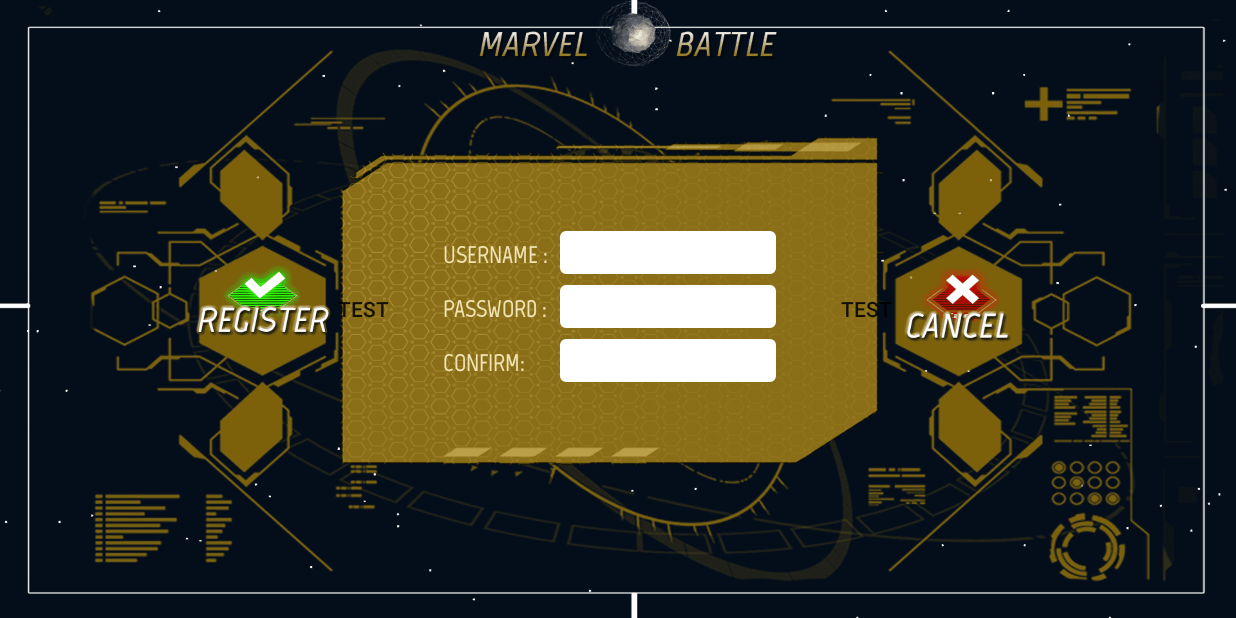
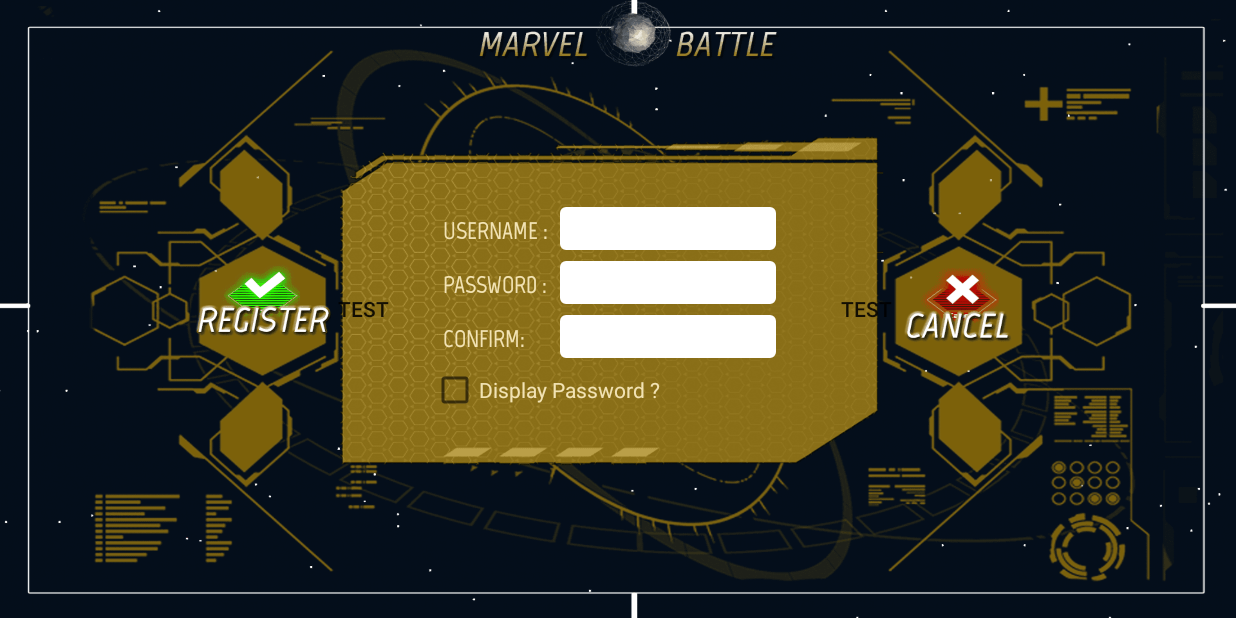
Before and after one commit to LarryShi/COMP7506SmartPhoneApp, an Android app: the RegistrationActivity screen opened directly, with no data from a screen before it, on a phone screen of 824 x 412 dp (held sideways). Run offline under Robolectric (Android 15) with nearby library versions, the phone set to English and light mode, and no system bars.

Commit message:
密码明密文转换等
密码明密文转换等

```diff
--- a/MyApplication_V1/app/src/main/java/mangoabliu/finalproject/MainGameActivity.java
+++ b/MyApplication_V1/app/src/main/java/mangoabliu/finalproject/MainGameActivity.java
@@ -191,7 +191,7 @@
         @Override
         public void onClick(View v) {
 
-            UserProfileAlertView dialog = new UserProfileAlertView(MainGameActivity.this);
+            UserProfileAlertView dialog = new UserProfileAlertView(MainGameActivity.this,R.style.DialogTranslucent);
             dialog.show();
 
         }
--- a/MyApplication_V1/app/src/main/java/mangoabliu/finalproject/MenuActivity.java
+++ b/MyApplication_V1/app/src/main/java/mangoabliu/finalproject/MenuActivity.java
@@ -1,6 +1,7 @@
 package mangoabliu.finalproject;
 
 import android.content.Intent;
+import android.graphics.Typeface;
 import android.os.Bundle;
 import android.support.v7.app.AppCompatActivity;
 import android.view.View;
@@ -11,6 +12,8 @@
 import android.view.animation.Animation.AnimationListener;
 import android.widget.Button;
 import android.widget.TextView;
+
+//Lyris-11.26
 
 public class MenuActivity extends AppCompatActivity implements AnimationListener {
 
@@ -27,7 +30,6 @@
     protected void onCreate(Bundle savedInstanceState) {
         super.onCreate(savedInstanceState);
 
-        // FULLSCREEN  /LYRIS 11.26
         this.requestWindowFeature(Window.FEATURE_NO_TITLE);
         this.getWindow().setFlags(WindowManager.LayoutParams.FLAG_FULLSCREEN, WindowManager.LayoutParams.FLAG_FULLSCREEN);
 
@@ -35,6 +37,8 @@
         btn_Switch = (Button) findViewById(R.id.btn_SwitchLogin);
         btn_Switch.setOnClickListener(new bt_SwitchListener());
         tv_Menu = (TextView) findViewById(R.id.tv_menu);
+        Typeface typeFace = Typeface.createFromAsset(getAssets(),"fonts/Marvel-Bold.ttf");
+        tv_Menu.setTypeface(typeFace);
 
         // translation animate -deleted
 ////        tv_Menu.setOnClickListener(new tv_MenuListener());
--- a/MyApplication_V1/app/src/main/java/mangoabliu/finalproject/RegistrationActivity.java
+++ b/MyApplication_V1/app/src/main/java/mangoabliu/finalproject/RegistrationActivity.java
@@ -3,12 +3,16 @@
 import android.graphics.Typeface;
 import android.os.Bundle;
 import android.support.v7.app.AppCompatActivity;
+import android.text.InputType;
+import android.text.method.HideReturnsTransformationMethod;
+import android.text.method.PasswordTransformationMethod;
 import android.util.Log;
 import android.view.View;
 import android.view.Window;
 import android.view.WindowManager;
 import android.view.inputmethod.EditorInfo;
 import android.widget.Button;
+import android.widget.CheckBox;
 import android.widget.EditText;
 import android.widget.TextView;
 
@@ -25,6 +29,7 @@
 
     //REVISED BY LYRIS   11/26+++
     TextView tv_UserName,tv_Password,tv_Password_repeat;
+    CheckBox cb_ShowPW;
 
     @Override
     protected void onCreate(Bundle savedInstanceState) {
@@ -50,7 +55,7 @@
         et_Password = (EditText) findViewById(R.id.passwordRegisterText);
         et_Password_repeat = (EditText) findViewById(R.id.passwordConfirmText);
 
-        //REVISED BY LYRIS   11/26+++
+        //ADD TV CB IME BY LYRIS   11/26+++
         tv_UserName =(TextView) findViewById(R.id.usernameRegister);
         tv_Password =(TextView)findViewById(R.id.passwordRegister);
         tv_Password_repeat =(TextView) findViewById(R.id.passwordRegisterConfirm);
@@ -60,8 +65,11 @@
         tv_Password_repeat.setTypeface(typeFace);
         //IME
         et_UserName.setInputType(EditorInfo.TYPE_CLASS_TEXT);
-        et_Password.setInputType(EditorInfo.TYPE_CLASS_TEXT);
-        et_Password_repeat.setInputType(EditorInfo.TYPE_CLASS_TEXT);
+        et_Password.setInputType(InputType.TYPE_CLASS_TEXT |InputType.TYPE_TEXT_VARIATION_PASSWORD);
+        et_Password_repeat.setInputType(InputType.TYPE_CLASS_TEXT |InputType.TYPE_TEXT_VARIATION_PASSWORD);
+
+        cb_ShowPW=(CheckBox) findViewById(R.id.cb_showconfirmpassword);
+        cb_ShowPW.setOnClickListener(new cb_OnclickListener());
 
     }
 
@@ -100,4 +108,21 @@
             RegistrationActivity.super.onBackPressed();
         }
     }
+
+    //show password /Lyris 11-26
+    private class cb_OnclickListener implements View.OnClickListener{
+        @Override
+        public void onClick(View v) {
+            if(RegistrationActivity.this.cb_ShowPW.isChecked()){
+
+                RegistrationActivity.this.et_Password.setTransformationMethod(HideReturnsTransformationMethod.getInstance());
+                RegistrationActivity.this.et_Password_repeat.setTransformationMethod(HideReturnsTransformationMethod.getInstance());
+            }
+            else{
+                RegistrationActivity.this.et_Password.setTransformationMethod(PasswordTransformationMethod.getInstance());
+                RegistrationActivity.this.et_Password_repeat.setTransformationMethod(PasswordTransformationMethod.getInstance());
+            }
+        }
+    }
+
 }
--- a/MyApplication_V1/app/src/main/java/mangoabliu/finalproject/UserProfileAlertView.java
+++ b/MyApplication_V1/app/src/main/java/mangoabliu/finalproject/UserProfileAlertView.java
@@ -14,8 +14,9 @@
 
 public class UserProfileAlertView extends Dialog {
 
-    protected UserProfileAlertView(Context context){
-        super(context);
+    //Add Style_transparent
+    protected UserProfileAlertView(Context context,int style){
+        super(context,style);
     }
 
     @Override
--- a/MyApplication_V1/app/src/main/res/layout/activity_registration.xml
+++ b/MyApplication_V1/app/src/main/res/layout/activity_registration.xml
@@ -85,7 +85,8 @@
                 android:backgroundTint="@android:color/white"
                 android:background="@drawable/edittext"
                 android:maxLines="1"
-                android:imeOptions="flagNoExtractUi|actionNext"/>
+                android:inputType="textPassword"
+                android:imeOptions="flagNoExtractUi|actionNext" />
 
             <EditText
                 android:id="@+id/passwordConfirmText"
@@ -100,7 +101,16 @@
                 android:backgroundTint="@android:color/white"
                 android:background="@drawable/edittext"
                 android:maxLines="1"
-                android:imeOptions="flagNoExtractUi"/>
+                android:inputType="textPassword"
+                android:imeOptions="flagNoExtractUi" />
+
+            <CheckBox
+                android:id="@+id/cb_showconfirmpassword"
+                android:layout_width="wrap_content"
+                android:layout_height="wrap_content"
+                android:layout_below="@+id/passwordRegisterConfirm"
+                android:textColor="@color/clr_register_text"
+                android:text="@string/login_cipher_pw"/>
 
         </RelativeLayout>
 
--- a/MyApplication_V1/app/src/main/res/values/colors.xml
+++ b/MyApplication_V1/app/src/main/res/values/colors.xml
@@ -8,7 +8,11 @@
     <color name="distance">#ffffff</color>
     <color name="userProfileDialog_UserNameColor">#ffffff</color>
 
+
+    <!-- menu/ login/ registration -->
     <color name="transparent">#0000</color>  //test #5000  , act #0000
     <color name="clr_login_text">#88d4db</color>
     <color name="clr_register_text">#f2e3b4</color>
+    <color name="clr_menu_text">#AFFF</color>
+
 </resources>
--- a/MyApplication_V1/app/src/main/res/values/dimens.xml
+++ b/MyApplication_V1/app/src/main/res/values/dimens.xml
@@ -7,6 +7,9 @@
     <dimen name="userProfileDialog_UserNameSize">30dp</dimen>
 
     <!-- activity_menu -->
+    <dimen name="menu_text_paddingStart">50dp</dimen>
+    <dimen name="menu_text_paddingBottom">15dp</dimen>
+    <dimen name="menu_textsize">20sp</dimen>
 
 
     <!-- activity_login & activity_registration -->
--- a/MyApplication_V1/app/src/main/res/values/strings.xml
+++ b/MyApplication_V1/app/src/main/res/values/strings.xml
@@ -1,5 +1,11 @@
 <resources>
+
     <string name="app_name">MarvelBattle</string>
+
+    <!-- activity_menu -->
+
+
+    <!-- activity_login & activity_registration -->
     <string name="user_name">USERNAME :</string>
     <string name="password">PASSWORD :</string>
     <string name="login">Login</string>
@@ -7,6 +13,9 @@
     <string name="register_now">Register Now</string>
     <string name="cancel">Cancel</string>
     <string name="confirm_password">CONFIRM:</string>
+    <string name="login_cipher_pw">Display Password ?</string>
+
+    <!-- activity_map -->
     <string name="confirm_to_exit">Confirm to exit?</string>
     <string name="NOTICE">NOTICE</string>
     <string name="Confirm">Confirm</string>
@@ -18,6 +27,11 @@
     <string name="DropCard">Drop Card</string>
     <string name="Go">Go</string>
 
+    <!-- activity_gamepage -->
+
+
+    <!-- dialog_location -->
+
 
     <!-- for test layout / Lyris -->
     <string name="testtext">Test</string>
```
Also changed, not shown: MyApplication_V1/app/src/main/java/mangoabliu/finalproject/LoginActivity.java (+22 -2 lines), MyApplication_V1/app/src/main/res/layout/activity_login.xml (+9 -3 lines), MyApplication_V1/app/src/main/res/layout/activity_menu.xml (+4 -4 lines).
